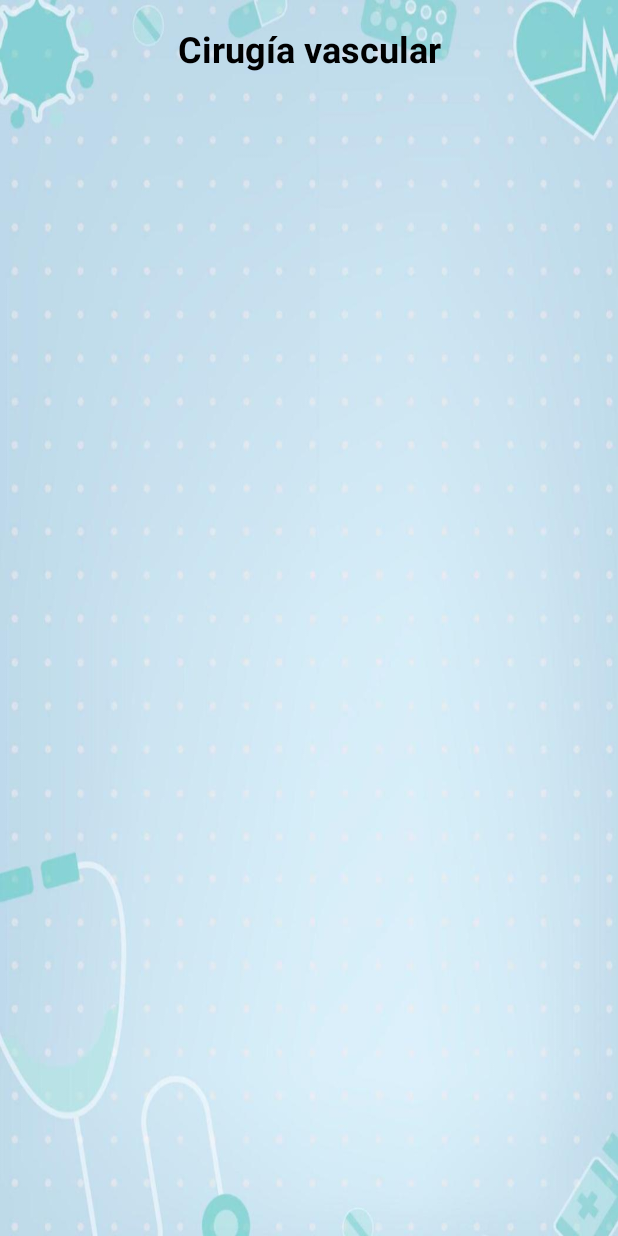
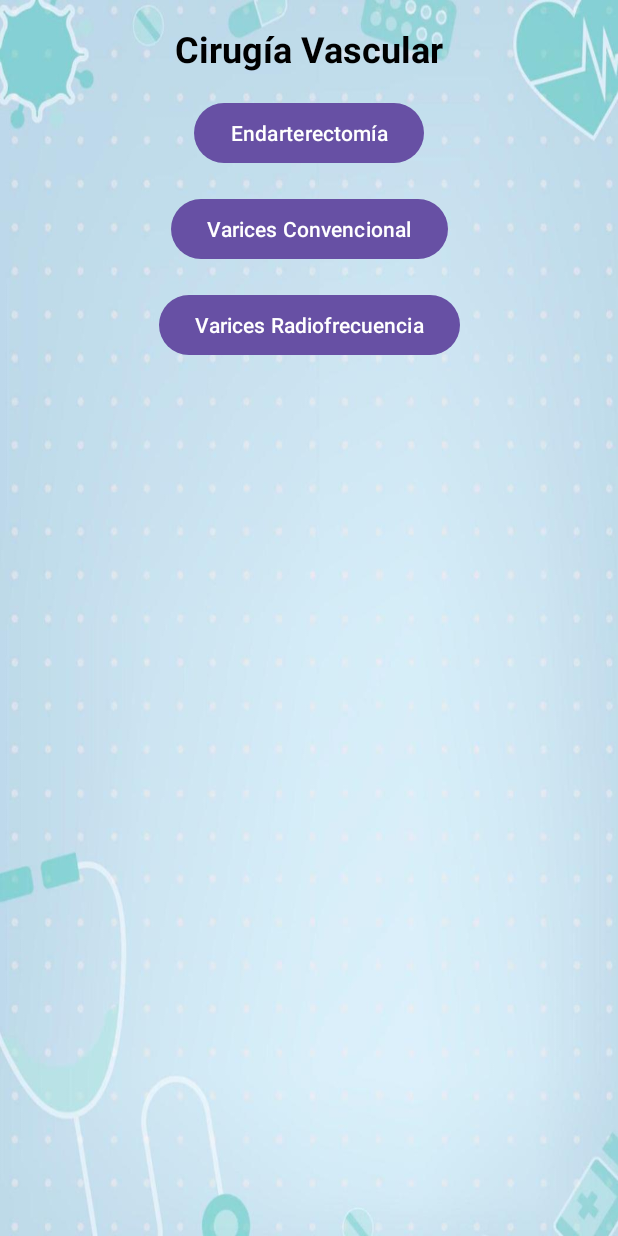
Before and after one commit to CifuX40/Quirofano, an Android app: the CirugiaVascularActivity screen opened directly, with no data from a screen before it, on a phone screen of 412 x 824 dp. Run offline under Robolectric (Android 15) with nearby library versions, the light colour scheme and no system bars.

Commit message:
Botónes vascular

```diff
--- a/app/src/main/AndroidManifest.xml
+++ b/app/src/main/AndroidManifest.xml
@@ -45,6 +45,9 @@
         <activity android:name=".CircuncisionActivity" />
         <activity android:name=".CistoscopiaActivity" />
         <activity android:name=".VasectomiaActivity" />
+        <activity android:name=".EndarterectomiaActivity" />
+        <activity android:name=".VaricesConvencionalActivity" />
+        <activity android:name=".VaricesRadiofrecuenciaActivity" />
 
     </application>
 </manifest>
--- a/app/src/main/java/aplicacion/quirofano/CirugiaVascularActivity.kt
+++ b/app/src/main/java/aplicacion/quirofano/CirugiaVascularActivity.kt
@@ -1,11 +1,31 @@
 package aplicacion.quirofano
 
+import android.content.Intent
 import android.os.Bundle
+import android.widget.Button
 import androidx.appcompat.app.AppCompatActivity
 
 class CirugiaVascularActivity : AppCompatActivity() {
     override fun onCreate(savedInstanceState: Bundle?) {
         super.onCreate(savedInstanceState)
         setContentView(R.layout.cirugia_vascular)
+
+        val btnEndarterectomia = findViewById<Button>(R.id.buttonEndarterectomia)
+        btnEndarterectomia.setOnClickListener {
+            val intent = Intent(this, EndarterectomiaActivity::class.java)
+            startActivity(intent)
+        }
+
+        val btnVaricesConvencional = findViewById<Button>(R.id.buttonVaricesConvencional)
+        btnVaricesConvencional.setOnClickListener {
+            val intent = Intent(this, VaricesConvencionalActivity::class.java)
+            startActivity(intent)
+        }
+
+        val btnVaricesRadiofrecuencia = findViewById<Button>(R.id.buttonVaricesRadiofrecuencia)
+        btnVaricesRadiofrecuencia.setOnClickListener {
+            val intent = Intent(this, VaricesRadiofrecuenciaActivity::class.java)
+            startActivity(intent)
+        }
     }
 }
--- a/app/src/main/res/layout/cirugia_vascular.xml
+++ b/app/src/main/res/layout/cirugia_vascular.xml
@@ -8,10 +8,11 @@
     tools:context=".CirugiaVascularActivity">
 
     <TextView
+        android:id="@+id/txtTituloVascular"
         android:layout_width="wrap_content"
         android:layout_height="wrap_content"
         android:layout_marginTop="16dp"
-        android:text="Cirugía vascular"
+        android:text="Cirugía Vascular"
         android:textColor="@color/black"
         android:textSize="24sp"
         android:textStyle="bold"
@@ -19,4 +20,34 @@
         app:layout_constraintStart_toStartOf="parent"
         app:layout_constraintTop_toTopOf="parent" />
 
+    <Button
+        android:id="@+id/buttonEndarterectomia"
+        android:layout_width="wrap_content"
+        android:layout_height="wrap_content"
+        android:layout_marginTop="16dp"
+        android:text="Endarterectomía"
+        app:layout_constraintEnd_toEndOf="parent"
+        app:layout_constraintStart_toStartOf="parent"
+        app:layout_constraintTop_toBottomOf="@id/txtTituloVascular" />
+
+    <Button
+        android:id="@+id/buttonVaricesConvencional"
+        android:layout_width="wrap_content"
+        android:layout_height="wrap_content"
+        android:layout_marginTop="16dp"
+        android:text="Varices Convencional"
+        app:layout_constraintEnd_toEndOf="parent"
+        app:layout_constraintStart_toStartOf="parent"
+        app:layout_constraintTop_toBottomOf="@id/buttonEndarterectomia" />
+
+    <Button
+        android:id="@+id/buttonVaricesRadiofrecuencia"
+        android:layout_width="wrap_content"
+        android:layout_height="wrap_content"
+        android:layout_marginTop="16dp"
+        android:text="Varices Radiofrecuencia"
+        app:layout_constraintEnd_toEndOf="parent"
+        app:layout_constraintStart_toStartOf="parent"
+        app:layout_constraintTop_toBottomOf="@id/buttonVaricesConvencional" />
+
 </androidx.constraintlayout.widget.ConstraintLayout>
```
Also changed, not shown: app/src/main/java/aplicacion/quirofano/EndarterectomiaActivity.kt (added, +11 -0 lines), app/src/main/java/aplicacion/quirofano/VaricesConvencionalActivity.kt (added, +11 -0 lines), app/src/main/java/aplicacion/quirofano/VaricesRadiofrecuenciaActivity.kt (added, +11 -0 lines), app/src/main/res/layout/endarterectomia.xml (added, +23 -0 lines), app/src/main/res/layout/varices_convencional.xml (added, +23 -0 lines), app/src/main/res/layout/varices_radiofrecuencia.xml (added, +23 -0 lines).
